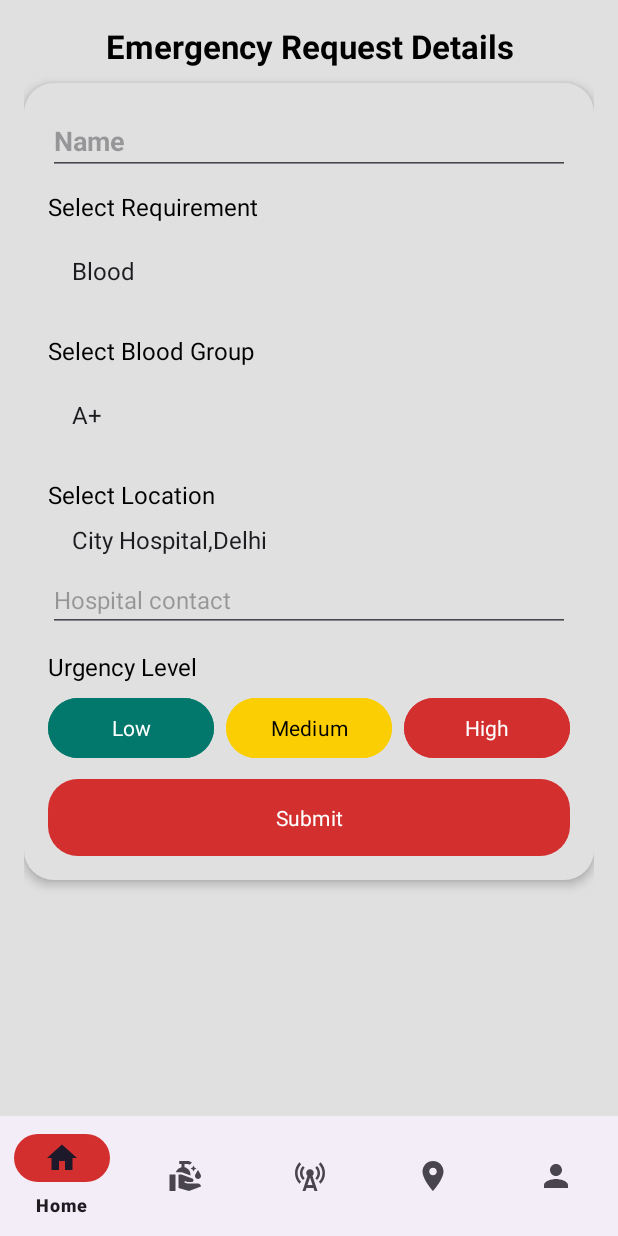
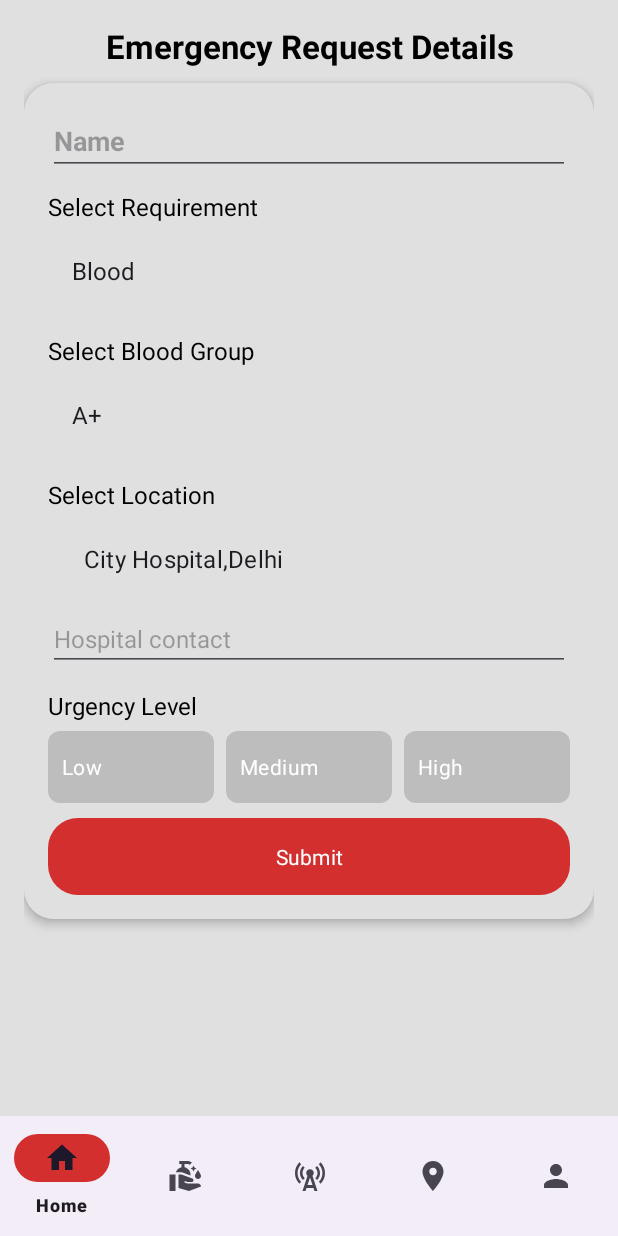
Before and after one commit to Vanshikagup2206/DonorApp, an Android app: the EmergencyRequestFragment screen opened through its navigation route, on a phone screen of 412 x 824 dp. Run offline under Robolectric (Android 15) with nearby library versions, the phone set to English and light mode, and no system bars; our stand-ins replace Firebase (no records; nobody signed in at launch, a user with empty details on screens opened directly), Room's generated code, navigation-ui.

Commit message:
recipientList Setup

```diff
--- a/app/src/main/java/com/vanshika/donorapp/DonationDao.kt
+++ b/app/src/main/java/com/vanshika/donorapp/DonationDao.kt
@@ -1,8 +1,10 @@
 package com.vanshika.donorapp
 
 import androidx.room.Dao
+import androidx.room.Delete
 import androidx.room.Insert
 import androidx.room.Query
+import androidx.room.Update
 import com.vanshika.donorapp.donate.DonorsDataClass
 import com.vanshika.donorapp.requests.RecipientsDataClass
 
@@ -20,4 +22,10 @@ interface DonationDao {
 
     @Query("SELECT * FROM RecipientsDataClass")
     fun getEmergencyRequestList(): List<RecipientsDataClass>
+    //
+    @Update
+    fun updateEmergencyRequest(recipient: RecipientsDataClass)
+
+    @Delete
+    fun deleteEmergencyRequest(recipient: RecipientsDataClass)
 }
--- a/app/src/main/java/com/vanshika/donorapp/requests/EmergencyRequestAdapter.kt
+++ b/app/src/main/java/com/vanshika/donorapp/requests/EmergencyRequestAdapter.kt
@@ -41,7 +41,8 @@ class EmergencyRequestAdapter(
     override fun onBindViewHolder(holder: ViewHolder, position: Int) {
         val recipient = emergencyRequestList[position]
         holder.tvRecipientName.setText(emergencyRequestList[position].recipientName)
-        holder.tvRequirement.setText(emergencyRequestList[position].requestedItem)
+//        holder.tvRequirement.setText(emergencyRequestList[position].requestedItem)
+        holder.tvRequirement.text = "${recipient.requestedItem}: ${recipient.specificRequirement}"
         holder.tvHospitalLocation.setText(emergencyRequestList[position].location)
         holder.tvContactNumber.setText(emergencyRequestList[position].contact)
         holder.tvUrgency.text = when (emergencyRequestList[position].urgencyLevel) {
--- a/app/src/main/java/com/vanshika/donorapp/requests/EmergencyRequestFragment.kt
+++ b/app/src/main/java/com/vanshika/donorapp/requests/EmergencyRequestFragment.kt
@@ -30,10 +30,13 @@ class EmergencyRequestFragment : Fragment() {
     private var param1: String? = null
     private var param2: String? = null
     var binding: FragmentEmergencyRequestBinding? = null
+    lateinit var arrayAdapter: ArrayAdapter<String>
+    private var selectedUrgency: Int = 1
     var requiredArray = arrayOf("Blood", "Organ")
-    var locationArray = arrayOf("City Hospital,Delhi","Capital Hospital,Jalandhar")
+    var locationArray = arrayOf("City Hospital,Delhi", "Capital Hospital,Jalandhar")
     var recipientsDataClass = RecipientsDataClass()
     lateinit var donationDatabase: DonationDatabase
+    var selectedLocation = ""
 
 
     override fun onCreate(savedInstanceState: Bundle?) {
@@ -83,23 +86,62 @@ class EmergencyRequestFragment : Fragment() {
 
                 override fun onNothingSelected(parent: AdapterView<*>?) {}
             }
+        arrayAdapter =
+            ArrayAdapter(requireContext(), android.R.layout.simple_list_item_1, locationArray)
+        binding?.spinnerLocation?.adapter = arrayAdapter
+        binding?.spinnerLocation?.onItemSelectedListener = object : AdapterView.OnItemSelectedListener {
+            override fun onItemSelected(
+                parent: AdapterView<*>?,
+                view: View?,
+                position: Int,
+                id: Long
+            ) {
+                selectedLocation = locationArray[position]
+                println("selectedLocation: $selectedLocation")
+
+            }
+
+            override fun onNothingSelected(parent: AdapterView<*>?) {
+                TODO("Not yet implemented")
+            }
+        }
+        binding?.urgencyRadioGroup?.setOnCheckedChangeListener { _, checkedId ->
+            selectedUrgency = when (checkedId) {
+                R.id.rbLowUrgency -> 1
+                R.id.rbMediumUrgency -> 2
+                R.id.rbHighUrgency -> 3
+                else -> 1
+            }
+        }
+
 
         binding?.btnSubmitRequest?.setOnClickListener {
+            val recipientName = binding?.tvRecipientName?.text?.toString()?.trim() ?: ""
+            val requestedItem = binding?.spinnerRequirement?.selectedItem.toString()
+            val specificRequirement = binding?.spinnerDynamic?.selectedItem.toString()
+            val hospitalLocation = binding?.tvContactHospital?.text?.toString()?.trim() ?: ""
+
             if (binding?.tvRecipientName?.text?.isEmpty() == true) {
                 binding?.tvRecipientName?.error = resources.getString(R.string.enter_recipient_name)
             } else if (binding?.tvContactHospital?.text?.isEmpty() == true) {
                 binding?.tvContactHospital?.error =
                     resources.getString(R.string.enter_hospital_contact)
+            } else if (binding?.urgencyRadioGroup?.checkedRadioButtonId == -1) {
+                Toast.makeText(
+                    requireContext(),
+                    resources.getString(R.string.select_Urgency),
+                    Toast.LENGTH_SHORT
+                ).show()
 
             } else {
                 donationDatabase.DonationDao().insertEmergencyRequest(
                     RecipientsDataClass(
-//                            recipientId = ,
-
                         recipientName = binding?.tvRecipientName?.text?.toString(),
-                        requestedItem = binding?.spinnerRequirement?.toString(),
-                        location = binding?.spinnerLocation?.toString(),
+                        requestedItem = requestedItem,
+                        specificRequirement = specificRequirement,
+                        location = selectedLocation,
                         contact = binding?.tvContactHospital?.text?.toString(),
+                        urgencyLevel = selectedUrgency
                     )
                 )
                 findNavController().popBackStack()
@@ -107,6 +149,7 @@ class EmergencyRequestFragment : Fragment() {
         }
 
     }
+
 
     private fun updateDynamicSpinner(bloodGroups: Int, s: String) {
         val options = resources.getStringArray(bloodGroups)
--- a/app/src/main/java/com/vanshika/donorapp/requests/RecipientsDataClass.kt
+++ b/app/src/main/java/com/vanshika/donorapp/requests/RecipientsDataClass.kt
@@ -6,9 +6,10 @@ import androidx.room.PrimaryKey
 @Entity
 data class RecipientsDataClass(
     @PrimaryKey(autoGenerate = true)
-    var recipientId : Int = 0,
+    val recipientId : Int = 0,
     var recipientName : String ?= "",
     var requestedItem : String ?= "",
+    var specificRequirement: String?= "",
     var location: String ?= "",
     var contact: String ?= "",
     var urgencyLevel : Int = 0
--- a/app/src/main/java/com/vanshika/donorapp/requests/RequestsFragment.kt
+++ b/app/src/main/java/com/vanshika/donorapp/requests/RequestsFragment.kt
@@ -1,5 +1,6 @@
 package com.vanshika.donorapp.requests
 
+import android.app.AlertDialog
 import android.os.Bundle
 import android.view.LayoutInflater
 import android.view.View
@@ -86,9 +87,21 @@ class RequestsFragment : Fragment(),RequestInterface {
     }
 
     override fun editRequest(position: Int) {
-
+//        val bundle = Bundle().apply {
+//            putInt("recipientId", position.recipientId)
+//        }
+//        findNavController().navigate(R.id.action_editRecipient, bundle)
     }
 
     override fun deleteRequest(position: Int) {
+        AlertDialog.Builder(requireContext())
+            .setTitle("Confirm Delete")
+            .setMessage("Are you sure you want to delete this request?")
+            .setPositiveButton("Delete") { _, _ ->
+                donationDatabase.DonationDao().deleteEmergencyRequest(emergencyRequestList[position])
+            }
+            .setNegativeButton("Cancel", null)
+            .show()
     }
+
 }
--- /dev/null
+++ b/app/src/main/res/drawable/radio_button_selector.xml
@@ -0,0 +1,19 @@
+<?xml version="1.0" encoding="utf-8"?>
+<selector xmlns:android="http://schemas.android.com/apk/res/android">
+    <item android:state_checked="true">
+        <shape android:shape="rectangle">
+            <solid android:color="@color/primary"/> <!-- Change this to your selected color -->
+            <corners android:radius="8dp"/>
+            <padding android:left="10dp" android:right="10dp"/>
+        </shape>
+    </item>
+
+    <!-- Default (Unselected) state -->
+    <item android:state_checked="false">
+        <shape android:shape="rectangle">
+            <solid android:color="@color/gray"/> <!-- Change this to your default color -->
+            <corners android:radius="8dp"/>
+            <padding android:left="10dp" android:right="10dp"/>
+        </shape>
+    </item>
+</selector>
--- a/app/src/main/res/layout/fragment_emergency_request.xml
+++ b/app/src/main/res/layout/fragment_emergency_request.xml
@@ -106,6 +106,8 @@
                 android:layout_height="wrap_content"
                 android:hint="@string/contact_hospital"
                 android:textSize="@dimen/sp_16"
+                android:inputType="number"
+                android:maxLength="10"
                 android:textColor="@color/black"
                 android:paddingTop="@dimen/dp_10" />
             <TextView
@@ -115,47 +117,49 @@
                 android:textSize="16sp"
                 android:textColor="@color/black"
                 android:layout_marginTop="12dp"/>
-
-            <LinearLayout
+            <RadioGroup
+                android:id="@+id/urgencyRadioGroup"
                 android:layout_width="match_parent"
                 android:layout_height="wrap_content"
                 android:orientation="horizontal"
                 android:gravity="center"
                 android:layout_marginTop="6dp">
 
-                <Button
-                    android:id="@+id/btnLowUrgency"
+                <RadioButton
+                    android:id="@+id/rbLowUrgency"
                     android:layout_width="0dp"
                     android:layout_weight="1"
                     android:layout_height="wrap_content"
                     android:text="Low"
-                    android:backgroundTint="@color/green"
+                    android:background="@drawable/radio_button_selector"
                     android:textColor="@color/white"
-                    android:padding="8dp"/>
+                    android:button="@android:color/transparent"
+                    android:padding="10dp"/>
 
-                <Button
-                    android:id="@+id/btnMediumUrgency"
+                <RadioButton
+                    android:id="@+id/rbMediumUrgency"
                     android:layout_width="0dp"
                     android:layout_weight="1"
                     android:layout_height="wrap_content"
                     android:text="Medium"
-                    android:backgroundTint="@color/yellow"
-                    android:textColor="@color/black"
-                    android:padding="8dp"
+                    android:background="@drawable/radio_button_selector"
+                    android:textColor="@color/white"
+                    android:button="@android:color/transparent"
+                    android:padding="10dp"
                     android:layout_marginLeft="8dp"
                     android:layout_marginRight="8dp"/>
 
-                <Button
-                    android:id="@+id/btnHighUrgency"
+                <RadioButton
+                    android:id="@+id/rbHighUrgency"
                     android:layout_width="0dp"
                     android:layout_weight="1"
                     android:layout_height="wrap_content"
                     android:text="High"
-                    android:backgroundTint="@color/red"
+                    android:background="@drawable/radio_button_selector"
                     android:textColor="@color/white"
-                    android:padding="8dp"/>
-            </LinearLayout>
-
+                    android:button="@android:color/transparent"
+                    android:padding="10dp"/>
+            </RadioGroup>
 
             <Button
                 android:id="@+id/btnSubmitRequest"
--- a/app/src/main/res/values/colors.xml
+++ b/app/src/main/res/values/colors.xml
@@ -9,6 +9,7 @@
     <color name="blue">#039BE5</color>
     <color name="green">#02786C</color>
     <color name="dark_gray">#3A3232</color>
+    <color name="gray">#BDBDBD</color> <!-- Unselected Color -->
 
 
     <color name="primary">#FF6F61</color>
--- a/app/src/main/res/values/strings.xml
+++ b/app/src/main/res/values/strings.xml
@@ -69,4 +69,5 @@
     <string name="enter_hospital_contact">Enter Hospital Contact</string>
     <string name="search">Search</string>
     <string name="Delete_acc">Delete Account</string>
+    <string name="select_Urgency">Select Urgency</string>
 </resources>
```
